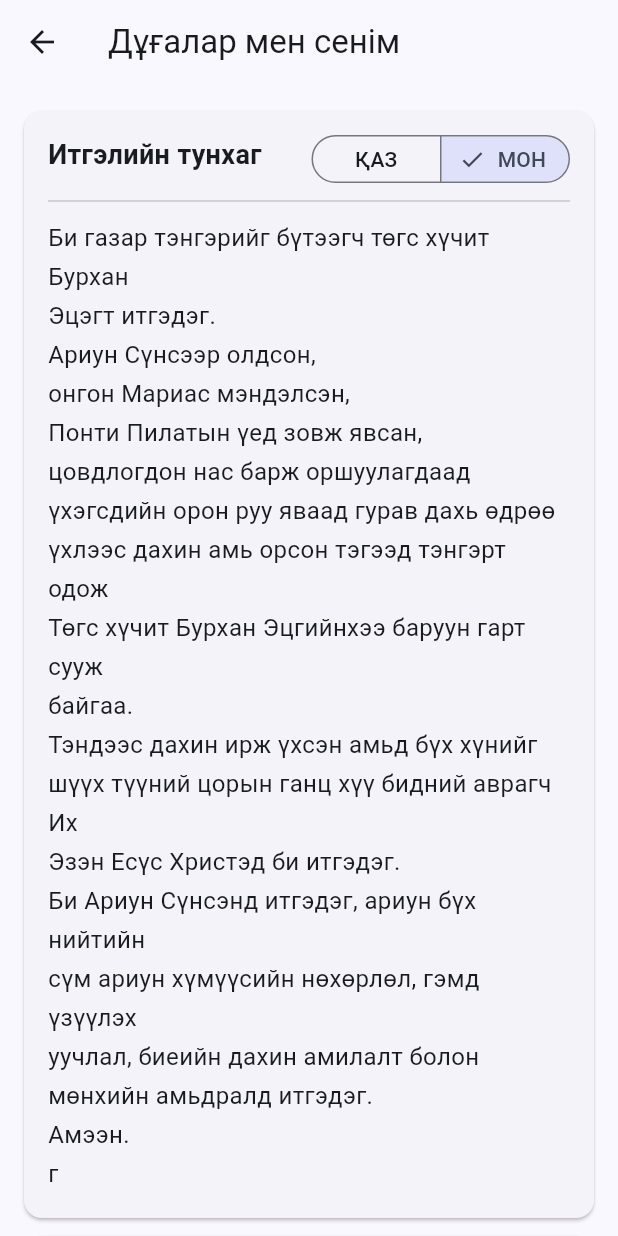
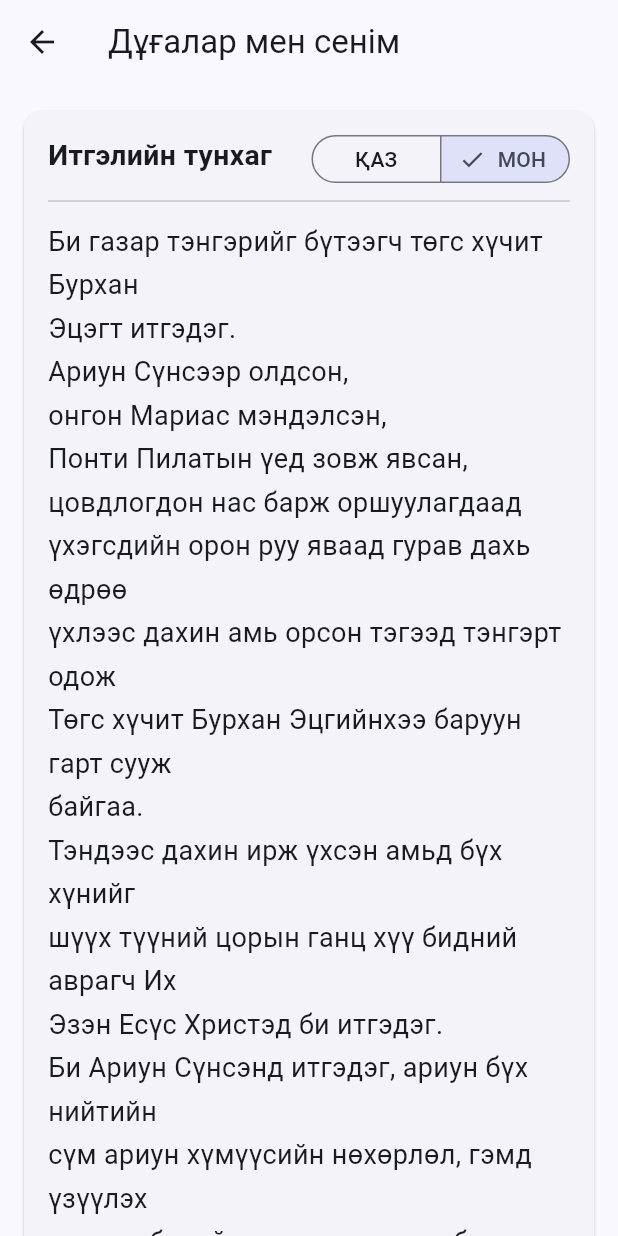
Before and after one commit to ethnosdev/kazakh_worship, a Flutter app: the PrayersPage screen opened directly, after a tap on "МОН", on a phone screen of 412 x 824 dp. Run offline on Flutter 3.47's test engine with Material 3 defaults, Android fonts, the light colour scheme and no system bars; our stand-ins replace get_it, shared_preferences; missing offline and left inert: flutter_chord; accounts and stored records are empty.

Commit message:
settings

```diff
--- a/lib/prayers/prayers_page.dart
+++ b/lib/prayers/prayers_page.dart
@@ -2,6 +2,8 @@ import 'package:flutter/material.dart';
 import 'package:kazakh_worship/models/prayer.dart';
 import 'package:kazakh_worship/service_locator.dart';
 import 'package:kazakh_worship/services/data_repository.dart';
+import 'package:kazakh_worship/shared/zoom_wrapper.dart';
+import 'package:kazakh_worship/user_settings.dart';
 
 class PrayersPage extends StatefulWidget {
   const PrayersPage({super.key});
@@ -12,6 +14,7 @@ class PrayersPage extends StatefulWidget {
 
 class _PrayersPageState extends State<PrayersPage> {
   final dataRepo = getIt<DataRepository>();
+  final userSettings = getIt<UserSettings>();
   List<PrayerItem> _prayers = [];
   bool _isLoading = true;
   // Selected language per prayer id: 'kk' or 'mn'
@@ -38,13 +41,23 @@ class _PrayersPageState extends State<PrayersPage> {
 
   @override
   Widget build(BuildContext context) {
+    return ValueListenableBuilder<double>(
+      valueListenable: userSettings.fontSizeNotifier,
+      builder: (context, fontSize, _) {
         return Scaffold(
           appBar: AppBar(
             title: const Text('Дұғалар мен сенім'),
           ),
           body: _isLoading
               ? const Center(child: CircularProgressIndicator())
-          : ListView.builder(
+              : ZoomWrapper(
+                  initialScale: fontSize,
+                  minScale: 10.0,
+                  maxScale: 40.0,
+                  onScaleChanged: (newScale) {
+                    userSettings.setFontSize(newScale);
+                  },
+                  builder: (context, scale) => ListView.builder(
                     padding: const EdgeInsets.symmetric(vertical: 12, horizontal: 8),
                     itemCount: _prayers.length,
                     itemBuilder: (context, index) {
@@ -72,8 +85,8 @@ class _PrayersPageState extends State<PrayersPage> {
                                       children: [
                                         Text(
                                           title,
-                            style: const TextStyle(
-                              fontSize: 18,
+                                          style: TextStyle(
+                                            fontSize: (scale * 1.05).clamp(14.0, 42.0),
                                             fontWeight: FontWeight.bold,
                                           ),
                                         ),
@@ -83,7 +96,7 @@ class _PrayersPageState extends State<PrayersPage> {
                                             child: Text(
                                               prayer.scriptureRef!,
                                               style: TextStyle(
-                                  fontSize: 13,
+                                                fontSize: (scale * 0.75).clamp(11.0, 26.0),
                                                 fontWeight: FontWeight.w500,
                                                 color: Theme.of(context).colorScheme.primary,
                                               ),
@@ -114,8 +127,8 @@ class _PrayersPageState extends State<PrayersPage> {
                               const Divider(height: 24),
                               SelectableText(
                                 content,
-                  style: const TextStyle(
-                    fontSize: 16,
+                                style: TextStyle(
+                                  fontSize: scale,
                                   height: 1.6,
                                 ),
                               ),
@@ -125,6 +138,9 @@ class _PrayersPageState extends State<PrayersPage> {
                       );
                     },
                   ),
+                ),
+        );
+      },
     );
   }
 }
--- /dev/null
+++ b/lib/shared/zoom_wrapper.dart
@@ -0,0 +1,146 @@
+import 'package:flutter/gestures.dart';
+import 'package:flutter/material.dart';
+
+class ZoomWrapper extends StatefulWidget {
+  const ZoomWrapper({
+    super.key,
+    required this.initialScale,
+    this.minScale = 10.0,
+    this.maxScale = 40.0,
+    this.getInitialScale,
+    this.onZoomStart,
+    this.onZoomEnd,
+    required this.onScaleChanged,
+    required this.builder,
+  });
+
+  final double initialScale;
+  final double minScale;
+  final double maxScale;
+  final double Function()? getInitialScale;
+  final void Function(Offset focalPoint)? onZoomStart;
+  final VoidCallback? onZoomEnd;
+  final ValueChanged<double> onScaleChanged;
+  final Widget Function(BuildContext context, double scale) builder;
+
+  @override
+  State<ZoomWrapper> createState() => _ZoomWrapperState();
+}
+
+class _ZoomWrapperState extends State<ZoomWrapper> {
+  // The visual scale multiplier applied via Transform.scale during a pinch
+  // gesture. Resets to 1.0 after each gesture ends.
+  double _visualScale = 1.0;
+
+  // The alignment for the Transform.scale, calculated from the gesture's focal point.
+  Alignment _transformAlignment = Alignment.center;
+
+  // The absolute scale at the start of the current gesture.
+  double _gestureStartAbsoluteScale = 1.0;
+
+  double get _currentInitialScale =>
+      widget.getInitialScale?.call() ?? widget.initialScale;
+
+  Map<Type, GestureRecognizerFactory<GestureRecognizer>> get _zoomGesture {
+    return {
+      CustomScaleGestureRecognizer:
+          GestureRecognizerFactoryWithHandlers<CustomScaleGestureRecognizer>(
+        () => CustomScaleGestureRecognizer(),
+        (CustomScaleGestureRecognizer instance) {
+          instance
+            ..onStart = (details) {
+              widget.onZoomStart?.call(details.localFocalPoint);
+              _gestureStartAbsoluteScale = _currentInitialScale;
+              _updateTransformAlignment(details.localFocalPoint);
+            }
+            ..onUpdate = (details) {
+              setState(() {
+                _visualScale = details.scale.clamp(
+                  widget.minScale / _gestureStartAbsoluteScale,
+                  widget.maxScale / _gestureStartAbsoluteScale,
+                );
+              });
+            }
+            ..onEnd = (details) {
+              final newAbsoluteScale =
+                  (_gestureStartAbsoluteScale * _visualScale).clamp(
+                widget.minScale,
+                widget.maxScale,
+              );
+              // Only persist if the scale actually changed
+              if ((_visualScale - 1.0).abs() > 0.01) {
+                widget.onScaleChanged(newAbsoluteScale.roundToDouble());
+              }
+              widget.onZoomEnd?.call();
+              setState(() {
+                _visualScale = 1.0;
+              });
+            };
+        },
+      ),
+    };
+  }
+
+  void _updateTransformAlignment(Offset localFocalPoint) {
+    final renderBox = context.findRenderObject() as RenderBox?;
+    if (renderBox == null) return;
+    setState(() {
+      _transformAlignment = _calculateAlignment(
+        renderBox.size,
+        localFocalPoint,
+      );
+    });
+  }
+
+  Alignment _calculateAlignment(Size widgetSize, Offset focalPoint) {
+    final dx = focalPoint.dx.clamp(0.0, widgetSize.width);
+    final dy = focalPoint.dy.clamp(0.0, widgetSize.height);
+    return Alignment(
+      (dx / widgetSize.width) * 2 - 1,
+      (dy / widgetSize.height) * 2 - 1,
+    );
+  }
+
+  @override
+  Widget build(BuildContext context) {
+    return RawGestureDetector(
+      gestures: _zoomGesture,
+      behavior: HitTestBehavior.translucent,
+      child: Transform.scale(
+        scale: _visualScale,
+        alignment: _transformAlignment,
+        child: widget.builder(context, _currentInitialScale),
+      ),
+    );
+  }
+}
+
+/// Custom recognizer that listens only for scaling (pinch) gestures.
+class CustomScaleGestureRecognizer extends ScaleGestureRecognizer {
+  CustomScaleGestureRecognizer({super.debugOwner});
+
+  int _pointerCount = 0;
+
+  @override
+  void addAllowedPointer(PointerDownEvent event) {
+    super.addAllowedPointer(event);
+    _pointerCount++;
+  }
+
+  @override
+  void handleEvent(PointerEvent event) {
+    super.handleEvent(event);
+    if (event is PointerUpEvent || event is PointerCancelEvent) {
+      _pointerCount--;
+    }
+  }
+
+  @override
+  void rejectGesture(int pointer) {
+    if (_pointerCount >= 2) {
+      acceptGesture(pointer);
+    } else {
+      super.rejectGesture(pointer);
+    }
+  }
+}
--- a/lib/song/song_page_manager.dart
+++ b/lib/song/song_page_manager.dart
@@ -6,12 +6,13 @@ import 'package:kazakh_worship/user_settings.dart';
 
 class SongPageManager {
   final loadingNotifier = ValueNotifier<bool>(true);
-  final fontSizeNotifier = ValueNotifier<double>(18.0);
   final showChordsNotifier = ValueNotifier<bool>(false);
   final currentIndexNotifier = ValueNotifier<int>(0);
 
   final dataRepo = getIt<DataRepository>();
   final userSettings = getIt<UserSettings>();
+
+  ValueNotifier<double> get fontSizeNotifier => userSettings.fontSizeNotifier;
 
   List<Song> songs = [];
 
@@ -33,7 +34,7 @@ class SongPageManager {
     final idx = songs.indexWhere((s) => s.number == initialSongNumber);
     currentIndexNotifier.value = idx >= 0 ? idx : 0;
 
-    fontSizeNotifier.value = await userSettings.getFontSize();
+    await userSettings.getFontSize();
     showChordsNotifier.value = await userSettings.getShowChords();
     loadingNotifier.value = false;
   }
@@ -45,7 +46,6 @@ class SongPageManager {
   }
 
   Future<void> setFontSize(double size) async {
-    fontSizeNotifier.value = size;
     await userSettings.setFontSize(size);
   }
 
--- a/lib/theme_manager.dart
+++ b/lib/theme_manager.dart
@@ -3,30 +3,40 @@ import 'package:kazakh_worship/service_locator.dart';
 import 'package:kazakh_worship/user_settings.dart';
 
 class ThemeManager {
+  final themeModeNotifier = ValueNotifier<ThemeMode>(ThemeMode.system);
   final themeListener = ValueNotifier<ThemeData>(_lightTheme);
   final userSettings = getIt<UserSettings>();
-  bool _isDark = false;
+
+  ThemeMode get themeMode => themeModeNotifier.value;
+  bool get isDark => themeModeNotifier.value == ThemeMode.dark;
 
   Future<void> init() async {
-    _isDark = await userSettings.getIsDark();
-    if (_isDark) {
+    final mode = await userSettings.getThemeMode();
+    themeModeNotifier.value = mode;
+    _updateThemeListener(mode);
+  }
+
+  Future<void> setThemeMode(ThemeMode mode) async {
+    themeModeNotifier.value = mode;
+    _updateThemeListener(mode);
+    await userSettings.setThemeMode(mode);
+  }
+
+  void _updateThemeListener(ThemeMode mode) {
+    if (mode == ThemeMode.dark) {
       themeListener.value = _darkTheme;
     } else {
       themeListener.value = _lightTheme;
     }
   }
 
-  bool get isDark => _isDark;
+  void toggleTheme() async {
+    final newMode = themeMode == ThemeMode.dark ? ThemeMode.light : ThemeMode.dark;
+    await setThemeMode(newMode);
+  }
 
-  void toggleTheme() async {
-    _isDark = !_isDark;
-    if (_isDark) {
-      themeListener.value = _darkTheme;
-    } else {
-      themeListener.value = _lightTheme;
-    }
-    await userSettings.setIsDark(_isDark);
-  }
+  static ThemeData get lightTheme => _lightTheme;
+  static ThemeData get darkTheme => _darkTheme;
 }
 
 final _lightTheme = ThemeData(
```
Also changed, not shown: lib/guitar/guitar_guide_page.dart (+22 -6 lines), lib/home/home_page.dart (+19 -15 lines), lib/main.dart (+14 -9 lines), lib/settings/settings_page.dart (added, +209 -0 lines), lib/song/song_page.dart (+11 -14 lines), lib/song/widgets/font_size_dialog.dart (deleted, +0 -124 lines), lib/user_settings.dart (+62 -7 lines), 2 other files. Lines whose indentation alone changed are shown as unchanged.
